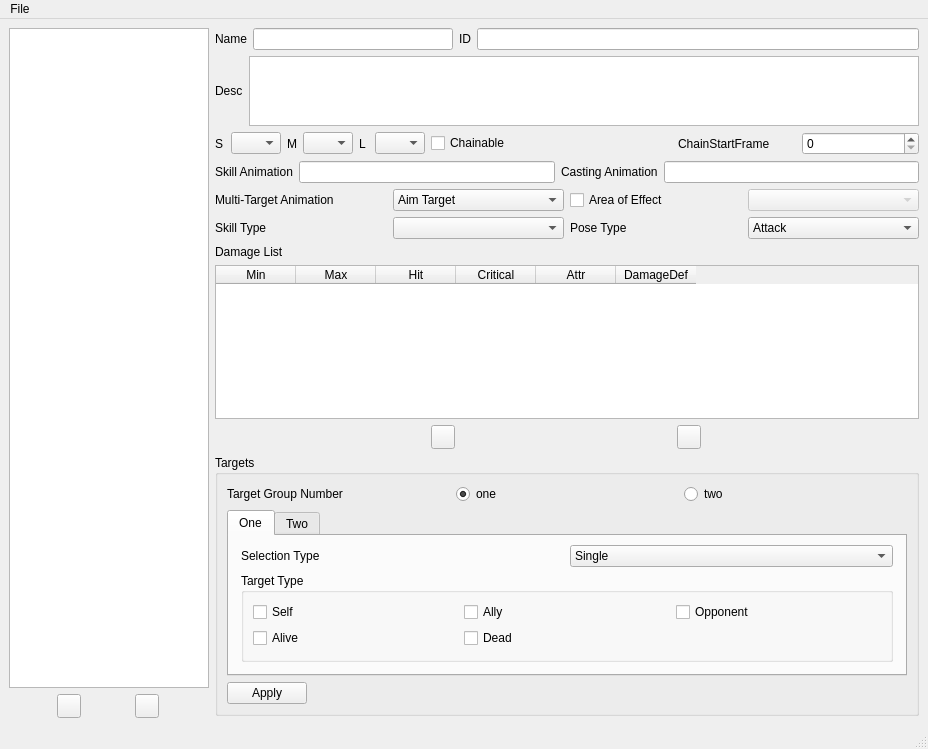
Above: tools/RogaSkillEditor/RogaSkillEditor.ui from wasedaigo/samancing-roga before the change. Below: the same form after it.
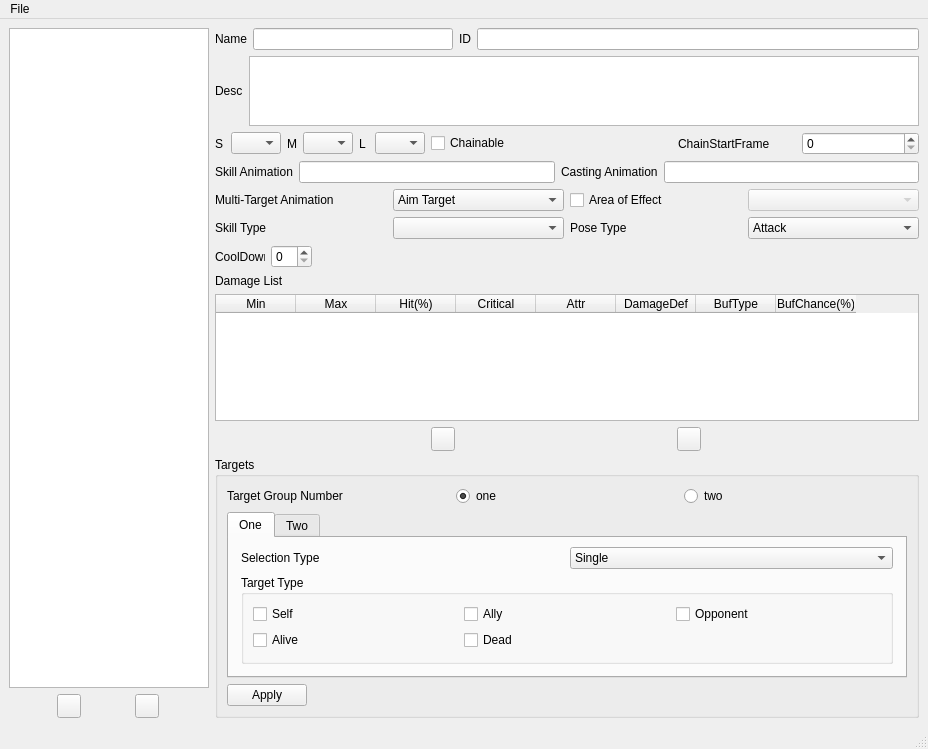
That is the form after the change. Icons and pictures are not drawn.

Commit message: New data field added!

```diff
--- a/tools/RogaSkillEditor/RogaSkillEditor.ui
+++ b/tools/RogaSkillEditor/RogaSkillEditor.ui
@@ -347,6 +347,46 @@
         </item>
        </layout>
       </item>
+      <item>
+       <layout class="QHBoxLayout" name="horizontalLayout_4">
+        <item>
+         <widget class="QLabel" name="label_7">
+          <property name="maximumSize">
+           <size>
+            <width>50</width>
+            <height>16777215</height>
+           </size>
+          </property>
+          <property name="text">
+           <string>CoolDown</string>
+          </property>
+         </widget>
+        </item>
+        <item>
+         <widget class="QSpinBox" name="cooldownSpinBox">
+          <property name="maximumSize">
+           <size>
+            <width>50</width>
+            <height>16777215</height>
+           </size>
+          </property>
+         </widget>
+        </item>
+        <item>
+         <spacer name="horizontalSpacer">
+          <property name="orientation">
+           <enum>Qt::Horizontal</enum>
+          </property>
+          <property name="sizeHint" stdset="0">
+           <size>
+            <width>40</width>
+            <height>20</height>
+           </size>
+          </property>
+         </spacer>
+        </item>
+       </layout>
+      </item>
       <item>
        <widget class="QLabel" name="label_8">
         <property name="text">
@@ -374,7 +414,7 @@
         </column>
         <column>
          <property name="text">
-          <string>Hit</string>
+          <string>Hit(%)</string>
          </property>
         </column>
         <column>
@@ -392,6 +432,16 @@
           <string>DamageDef</string>
          </property>
         </column>
+        <column>
+         <property name="text">
+          <string>BufType</string>
+         </property>
+        </column>
+        <column>
+         <property name="text">
+          <string>BufChance(%)</string>
+         </property>
+        </column>
        </widget>
       </item>
       <item>
```
The commit also changes 1 other file.
